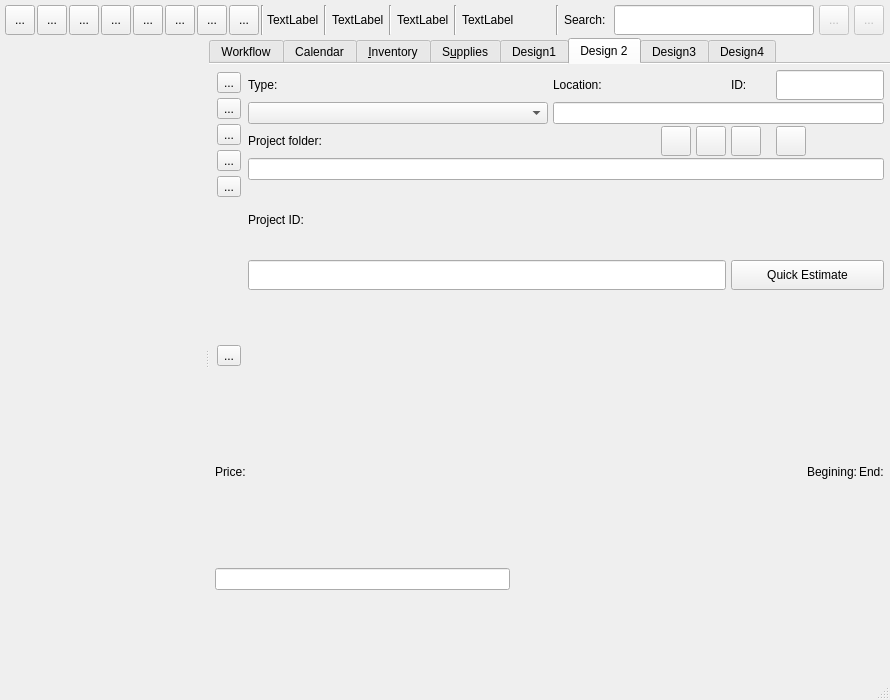
Qt form VivenciaManager3/mainwindow.ui (vivencia/VivenciaManager3) before a commit.
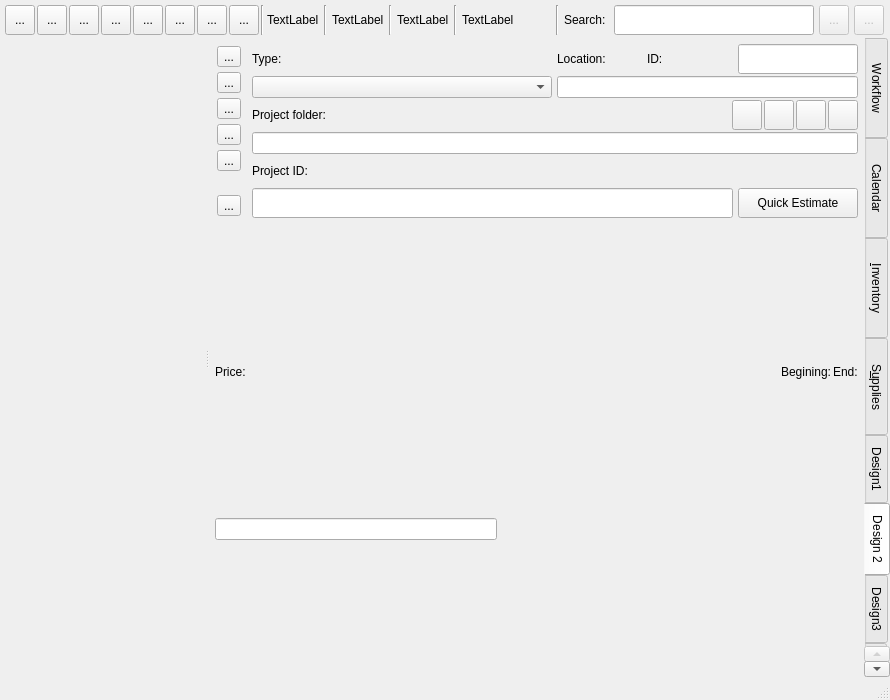
The same form after that commit. The open tabs and pages were chosen to show the change. Icons and pictures are not drawn. Custom widgets are drawn as their Qt base class.

Diff of the .ui file:
```diff
--- a/VivenciaManager3/mainwindow.ui
+++ b/VivenciaManager3/mainwindow.ui
@@ -410,6 +410,9 @@
        <property name="toolTip">
         <string/>
        </property>
+       <property name="tabPosition">
+        <enum>QTabWidget::East</enum>
+       </property>
        <property name="currentIndex">
         <number>6</number>
        </property>
@@ -419,9 +422,12 @@
        <property name="documentMode">
         <bool>true</bool>
        </property>
+       <property name="movable">
+        <bool>true</bool>
+       </property>
        <widget class="QWidget" name="tabWorkFlow">
         <attribute name="title">
-         <string>Workflow</string>
+         <string>    Workflow    </string>
         </attribute>
         <layout class="QHBoxLayout" name="horizontalLayout_5">
          <property name="spacing">
@@ -475,7 +481,7 @@
        </widget>
        <widget class="QWidget" name="tabCalendar">
         <attribute name="title">
-         <string>Calendar</string>
+         <string>    Calendar    </string>
         </attribute>
         <layout class="QVBoxLayout" name="verticalLayout_11">
          <item>
@@ -1205,12 +1211,12 @@
        </widget>
        <widget class="QWidget" name="tabInventory">
         <attribute name="title">
-         <string>&amp;Inventory</string>
+         <string>    &amp;Inventory    </string>
         </attribute>
        </widget>
        <widget class="QWidget" name="tabSupplies">
         <attribute name="title">
-         <string>S&amp;upplies</string>
+         <string>    S&amp;upplies    </string>
         </attribute>
        </widget>
        <widget class="QWidget" name="tabDesign_1">
@@ -2417,7 +2423,7 @@
              <number>2</number>
             </property>
             <item>
-             <layout class="QGridLayout" name="gridLayout_15" rowstretch="0,0,0,0,0,0,0" columnstretch="0,0,0,0,0,0,0,0">
+             <layout class="QGridLayout" name="gridLayout_15" rowstretch="0,0,0,0,0,0" columnstretch="0,0,0,0,0,0,0,0">
               <property name="leftMargin">
                <number>2</number>
               </property>
@@ -2436,6 +2442,227 @@
               <property name="verticalSpacing">
                <number>2</number>
               </property>
+              <item row="3" column="1" colspan="7">
+               <widget class="vmLineEdit" name="txtJobProjectPath">
+                <property name="readOnly">
+                 <bool>true</bool>
+                </property>
+               </widget>
+              </item>
+              <item row="2" column="6" colspan="2">
+               <layout class="QHBoxLayout" name="horizontalLayout_11">
+                <property name="spacing">
+                 <number>2</number>
+                </property>
+                <property name="leftMargin">
+                 <number>0</number>
+                </property>
+                <item>
+                 <spacer name="horizontalSpacer_7">
+                  <property name="orientation">
+                   <enum>Qt::Horizontal</enum>
+                  </property>
+                  <property name="sizeHint" stdset="0">
+                   <size>
+                    <width>40</width>
+                    <height>20</height>
+                   </size>
+                  </property>
+                 </spacer>
+                </item>
+                <item>
+                 <widget class="QToolButton" name="btnJobOpenFileFolder">
+                  <property name="sizePolicy">
+                   <sizepolicy hsizetype="Fixed" vsizetype="Fixed">
+                    <horstretch>0</horstretch>
+                    <verstretch>0</verstretch>
+                   </sizepolicy>
+                  </property>
+                  <property name="minimumSize">
+                   <size>
+                    <width>30</width>
+                    <height>30</height>
+                   </size>
+                  </property>
+                  <property name="maximumSize">
+                   <size>
+                    <width>16777215</width>
+                    <height>16777215</height>
+                   </size>
+                  </property>
+                  <property name="toolTip">
+                   <string>Manager job's folder</string>
+                  </property>
+                  <property name="text">
+                   <string/>
+                  </property>
+                  <property name="icon">
+                   <iconset resource="resources.qrc">
+                    <normaloff>:/resources/system-file-manager.png</normaloff>:/resources/system-file-manager.png</iconset>
+                  </property>
+                 </widget>
+                </item>
+                <item>
+                 <widget class="QToolButton" name="btnJobOpenDoc">
+                  <property name="sizePolicy">
+                   <sizepolicy hsizetype="Fixed" vsizetype="Fixed">
+                    <horstretch>0</horstretch>
+                    <verstretch>0</verstretch>
+                   </sizepolicy>
+                  </property>
+                  <property name="minimumSize">
+                   <size>
+                    <width>30</width>
+                    <height>30</height>
+                   </size>
+                  </property>
+                  <property name="maximumSize">
+                   <size>
+                    <width>16777215</width>
+                    <height>16777215</height>
+                   </size>
+                  </property>
+                  <property name="toolTip">
+                   <string>Abrir arquivo doc</string>
+                  </property>
+                  <property name="statusTip">
+                   <string>Abrir arquivo do projeto para edição - se existir</string>
+                  </property>
+                  <property name="text">
+                   <string/>
+                  </property>
+                  <property name="icon">
+                   <iconset resource="resources.qrc">
+                    <normaloff>:/resources/Microsoft+Office+Word+2007.xpm</normaloff>:/resources/Microsoft+Office+Word+2007.xpm</iconset>
+                  </property>
+                 </widget>
+                </item>
+                <item>
+                 <widget class="QToolButton" name="btnJobOpenXls">
+                  <property name="sizePolicy">
+                   <sizepolicy hsizetype="Fixed" vsizetype="Fixed">
+                    <horstretch>0</horstretch>
+                    <verstretch>0</verstretch>
+                   </sizepolicy>
+                  </property>
+                  <property name="minimumSize">
+                   <size>
+                    <width>30</width>
+                    <height>30</height>
+                   </size>
+                  </property>
+                  <property name="maximumSize">
+                   <size>
+                    <width>16777215</width>
+                    <height>16777215</height>
+                   </size>
+                  </property>
+                  <property name="toolTip">
+                   <string>Abrir Planilha para edição - se existir</string>
+                  </property>
+                  <property name="statusTip">
+                   <string>Abrir arquivo de planilha do projeto - se houver</string>
+                  </property>
+                  <property name="text">
+                   <string/>
+                  </property>
+                  <property name="icon">
+                   <iconset resource="resources.qrc">
+                    <normaloff>:/resources/Microsoft+Office+Excel+2007.xpm</normaloff>:/resources/Microsoft+Office+Excel+2007.xpm</iconset>
+                  </property>
+                 </widget>
+                </item>
+                <item>
+                 <widget class="QToolButton" name="btnJobOpenPdf">
+                  <property name="sizePolicy">
+                   <sizepolicy hsizetype="Fixed" vsizetype="Fixed">
+                    <horstretch>0</horstretch>
+                    <verstretch>0</verstretch>
+                   </sizepolicy>
+                  </property>
+                  <property name="minimumSize">
+                   <size>
+                    <width>30</width>
+                    <height>30</height>
+                   </size>
+                  </property>
+                  <property name="maximumSize">
+                   <size>
+                    <width>16777215</width>
+                    <height>16777215</height>
+                   </size>
+                  </property>
+                  <property name="toolTip">
+                   <string>Visualizar PDF ou enviar por e-mail</string>
+                  </property>
+                  <property name="text">
+                   <string/>
+                  </property>
+                  <property name="icon">
+                   <iconset resource="resources.qrc">
+                    <normaloff>:/resources/application-pdf.png</normaloff>:/resources/application-pdf.png</iconset>
+                  </property>
+                 </widget>
+                </item>
+               </layout>
+              </item>
+              <item row="0" column="1">
+               <widget class="QLabel" name="lblJobType">
+                <property name="maximumSize">
+                 <size>
+                  <width>16777215</width>
+                  <height>30</height>
+                 </size>
+                </property>
+                <property name="frameShape">
+                 <enum>QFrame::NoFrame</enum>
+                </property>
+                <property name="frameShadow">
+                 <enum>QFrame::Plain</enum>
+                </property>
+                <property name="text">
+                 <string>Type:</string>
+                </property>
+               </widget>
+              </item>
+              <item row="0" column="5">
+               <widget class="QLabel" name="lblJobID">
+                <property name="minimumSize">
+                 <size>
+                  <width>40</width>
+                  <height>30</height>
+                 </size>
+                </property>
+                <property name="maximumSize">
+                 <size>
+                  <width>40</width>
+                  <height>30</height>
+                 </size>
+                </property>
+                <property name="frameShape">
+                 <enum>QFrame::NoFrame</enum>
+                </property>
+                <property name="frameShadow">
+                 <enum>QFrame::Plain</enum>
+                </property>
+                <property name="text">
+                 <string>ID:</string>
+                </property>
+               </widget>
+              </item>
+              <item row="1" column="3" colspan="5">
+               <widget class="vmLineEdit" name="txtJobAddress"/>
+              </item>
+              <item row="1" column="1" colspan="2">
+               <widget class="vmComboBox" name="cboJobType">
+                <property name="minimumSize">
+                 <size>
+                  <width>300</width>
+                  <height>0</height>
+                 </size>
+                </property>
+               </widget>
+              </item>
               <item row="0" column="3">
                <widget class="QLabel" name="lblJobAddress">
                 <property name="text">
@@ -2443,7 +2670,20 @@
                 </property>
                </widget>
               </item>
-              <item row="0" column="0" rowspan="7">
+              <item row="4" column="1">
+               <widget class="QLabel" name="lblJobProjectID">
+                <property name="maximumSize">
+                 <size>
+                  <width>16777215</width>
+                  <height>30</height>
+                 </size>
+                </property>
+                <property name="text">
+                 <string>Project ID:</string>
+                </property>
+               </widget>
+              </item>
+              <item row="0" column="0" rowspan="6">
                <widget class="QFrame" name="frmJobToolbar">
                 <property name="maximumSize">
                  <size>
@@ -2572,189 +2812,34 @@
                 </layout>
                </widget>
               </item>
-              <item row="4" column="1">
-               <widget class="QLabel" name="lblJobProjectID">
-                <property name="text">
-                 <string>Project ID:</string>
+              <item row="0" column="7">
+               <widget class="vmLineEdit" name="txtJobID">
+                <property name="minimumSize">
+                 <size>
+                  <width>40</width>
+                  <height>0</height>
+                 </size>
                 </property>
-               </widget>
-              </item>
-              <item row="3" column="1" colspan="7">
-               <widget class="vmLineEdit" name="txtJobProjectPath">
+                <property name="maximumSize">
+                 <size>
+                  <width>120</width>
+                  <height>30</height>
+                 </size>
+                </property>
+                <property name="focusPolicy">
+                 <enum>Qt::NoFocus</enum>
+                </property>
                 <property name="readOnly">
                  <bool>true</bool>
                 </property>
                </widget>
               </item>
-              <item row="0" column="1">
-               <widget class="QLabel" name="lblJobType">
-                <property name="frameShape">
-                 <enum>QFrame::NoFrame</enum>
-                </property>
-                <property name="frameShadow">
-                 <enum>QFrame::Plain</enum>
-                </property>
-                <property name="text">
-                 <string>Type:</string>
-                </property>
-               </widget>
-              </item>
-              <item row="2" column="5">
-               <widget class="QToolButton" name="btnJobOpenDoc">
-                <property name="sizePolicy">
-                 <sizepolicy hsizetype="Fixed" vsizetype="Fixed">
-                  <horstretch>0</horstretch>
-                  <verstretch>0</verstretch>
-                 </sizepolicy>
-                </property>
-                <property name="minimumSize">
-                 <size>
-                  <width>30</width>
-                  <height>30</height>
-                 </size>
-                </property>
-                <property name="maximumSize">
-                 <size>
-                  <width>30</width>
-                  <height>30</height>
-                 </size>
-                </property>
-                <property name="toolTip">
-                 <string>Abrir arquivo doc</string>
-                </property>
-                <property name="statusTip">
-                 <string>Abrir arquivo do projeto para edição - se existir</string>
-                </property>
-                <property name="text">
-                 <string/>
-                </property>
-                <property name="icon">
-                 <iconset resource="resources.qrc">
-                  <normaloff>:/resources/Microsoft+Office+Word+2007.xpm</normaloff>:/resources/Microsoft+Office+Word+2007.xpm</iconset>
-                </property>
-               </widget>
-              </item>
-              <item row="0" column="6">
-               <widget class="QLabel" name="lblJobID">
-                <property name="minimumSize">
-                 <size>
-                  <width>40</width>
-                  <height>30</height>
-                 </size>
-                </property>
-                <property name="maximumSize">
-                 <size>
-                  <width>40</width>
-                  <height>30</height>
-                 </size>
-                </property>
-                <property name="frameShape">
-                 <enum>QFrame::NoFrame</enum>
-                </property>
-                <property name="frameShadow">
-                 <enum>QFrame::Plain</enum>
-                </property>
-                <property name="text">
-                 <string>ID:</string>
-                </property>
-               </widget>
-              </item>
-              <item row="1" column="1" colspan="2">
-               <widget class="vmComboBox" name="cboJobType">
-                <property name="minimumSize">
-                 <size>
-                  <width>300</width>
-                  <height>0</height>
-                 </size>
-                </property>
-               </widget>
-              </item>
-              <item row="2" column="6">
-               <widget class="QToolButton" name="btnJobOpenXls">
-                <property name="sizePolicy">
-                 <sizepolicy hsizetype="Fixed" vsizetype="Fixed">
-                  <horstretch>0</horstretch>
-                  <verstretch>0</verstretch>
-                 </sizepolicy>
-                </property>
-                <property name="minimumSize">
-                 <size>
-                  <width>30</width>
-                  <height>30</height>
-                 </size>
-                </property>
-                <property name="maximumSize">
-                 <size>
-                  <width>30</width>
-                  <height>30</height>
-                 </size>
-                </property>
-                <property name="toolTip">
-                 <string>Abrir Planilha para edição - se existir</string>
-                </property>
-                <property name="statusTip">
-                 <string>Abrir arquivo de planilha do projeto - se houver</string>
-                </property>
-                <property name="text">
-                 <string/>
-                </property>
-                <property name="icon">
-                 <iconset resource="resources.qrc">
-                  <normaloff>:/resources/Microsoft+Office+Excel+2007.xpm</normaloff>:/resources/Microsoft+Office+Excel+2007.xpm</iconset>
-                </property>
-               </widget>
-              </item>
-              <item row="2" column="3">
-               <spacer name="horizontalSpacer_3">
-                <property name="orientation">
-                 <enum>Qt::Horizontal</enum>
-                </property>
-                <property name="sizeHint" stdset="0">
-                 <size>
-                  <width>40</width>
-                  <height>20</height>
-                 </size>
-                </property>
-               </spacer>
-              </item>
-              <item row="2" column="4">
-               <widget class="QToolButton" name="btnJobOpenFileFolder">
-                <property name="sizePolicy">
-                 <sizepolicy hsizetype="Fixed" vsizetype="Fixed">
-                  <horstretch>0</horstretch>
-                  <verstretch>0</verstretch>
-                 </sizepolicy>
-                </property>
-                <property name="minimumSize">
-                 <size>
-                  <width>30</width>
-                  <height>30</height>
-                 </size>
-                </property>
-                <property name="maximumSize">
-                 <size>
-                  <width>30</width>
-                  <height>30</height>
-                 </size>
-                </property>
-                <property name="toolTip">
-                 <string>Manager job's folder</string>
-                </property>
-                <property name="text">
-                 <string/>
-                </property>
-                <property name="icon">
-                 <iconset resource="resources.qrc">
-                  <normaloff>:/resources/system-file-manager.png</normaloff>:/resources/system-file-manager.png</iconset>
-                </property>
-               </widget>
-              </item>
               <item row="2" column="1">
                <widget class="QLabel" name="lblJobFilepath">
                 <property name="maximumSize">
                  <size>
                   <width>150</width>
-                  <height>16777215</height>
+                  <height>30</height>
                  </size>
                 </property>
                 <property name="frameShape">
@@ -2768,7 +2853,7 @@
                 </property>
                </widget>
               </item>
-              <item row="5" column="6" colspan="2">
+              <item row="5" column="7">
                <widget class="QPushButton" name="btnQuickProject">
                 <property name="maximumSize">
                  <size>
@@ -2781,39 +2866,7 @@
                 </property>
                </widget>
               </item>
-              <item row="2" column="7">
-               <widget class="QToolButton" name="btnJobOpenPdf">
-                <property name="sizePolicy">
-                 <sizepolicy hsizetype="Fixed" vsizetype="Fixed">
-                  <horstretch>0</horstretch>
-                  <verstretch>0</verstretch>
-                 </sizepolicy>
-                </property>
-                <property name="minimumSize">
-                 <size>
-                  <width>30</width>
-                  <height>30</height>
-                 </size>
-                </property>
-                <property name="maximumSize">
-                 <size>
-                  <width>30</width>
-                  <height>30</height>
-                 </size>
-                </property>
-                <property name="toolTip">
-                 <string>Visualizar PDF ou enviar por e-mail</string>
-                </property>
-                <property name="text">
-                 <string/>
-                </property>
-                <property name="icon">
-                 <iconset resource="resources.qrc">
-                  <normaloff>:/resources/application-pdf.png</normaloff>:/resources/application-pdf.png</iconset>
-                </property>
-               </widget>
-              </item>
-              <item row="5" column="1" colspan="5">
+              <item row="5" column="1" colspan="6">
                <widget class="vmLineEdit" name="txtJobProjectID">
                 <property name="maximumSize">
                  <size>
@@ -2823,31 +2876,6 @@
                 </property>
                </widget>
               </item>
-              <item row="0" column="7">
-               <widget class="vmLineEdit" name="txtJobID">
-                <property name="minimumSize">
-                 <size>
-                  <width>40</width>
-                  <height>0</height>
-                 </size>
-                </property>
-                <property name="maximumSize">
-                 <size>
-                  <width>120</width>
-                  <height>30</height>
-                 </size>
-                </property>
-                <property name="focusPolicy">
-                 <enum>Qt::NoFocus</enum>
-                </property>
-                <property name="readOnly">
-                 <bool>true</bool>
-                </property>
-               </widget>
-              </item>
-              <item row="1" column="3" colspan="5">
-               <widget class="vmLineEdit" name="txtJobAddress"/>
-              </item>
              </layout>
             </item>
             <item>
```
Left out of the diff: 634 changed lines with no effect on the pictures.
